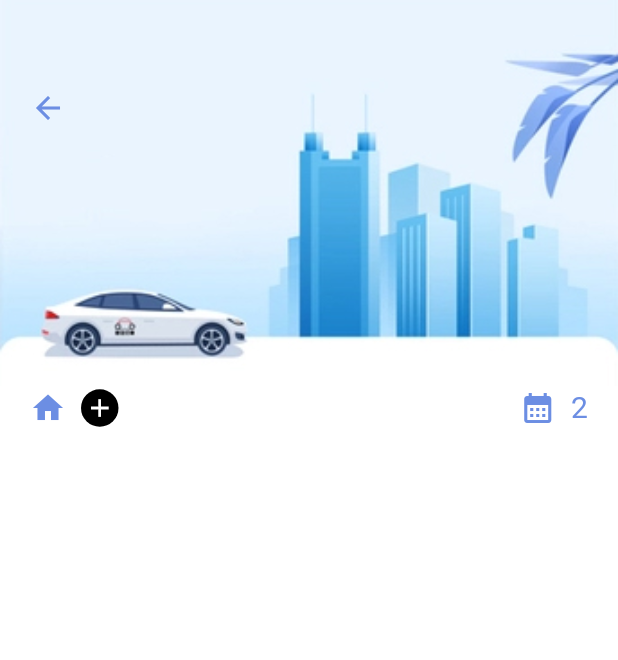
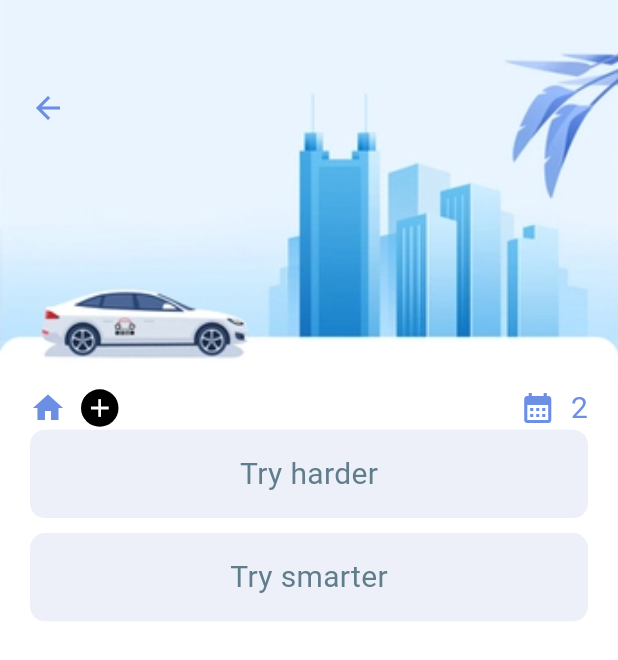
Before and after one commit to Daddy2054/todo_x, a Flutter app: the screen it shows after launch, on a phone screen of 412 x 824 dp. Shown: the top 660 px of the screen. Run offline on Flutter 3.47's test engine with Material 2 defaults, Android fonts, the phone set to English and light mode, and no system bars.

Commit message:
TaskWidget

```diff
--- a/lib/screens/all_tasks.dart
+++ b/lib/screens/all_tasks.dart
@@ -1,11 +1,16 @@
 import 'package:flutter/material.dart';
 import 'package:todo_x/colors/app_colors.dart';
+import 'package:todo_x/widgets/task_widget.dart';
 
 class AllTasks extends StatelessWidget {
   const AllTasks({super.key});
 
   @override
   Widget build(BuildContext context) {
+    List myData = [
+      'Try harder',
+      'Try smarter',
+    ];
     return Scaffold(
       backgroundColor: Colors.white,
       body: Column(
@@ -75,6 +80,23 @@ class AllTasks extends StatelessWidget {
               ],
             ),
           ),
+          Flexible(
+            child: ListView.builder(
+                itemCount: myData.length,
+                itemBuilder: (context, index) {
+                  return Container(
+                    margin: const EdgeInsets.only(
+                      left: 20,
+                      right: 20,
+                      bottom: 10,
+                    ),
+                    child: TaskWidget(
+                      text: myData[index],
+                      color: Colors.blueGrey,
+                    ),
+                  );
+                }),
+          ),
         ],
       ),
     );
--- /dev/null
+++ b/lib/widgets/task_widget.dart
@@ -0,0 +1,33 @@
+// ignore_for_file: public_member_api_docs, sort_constructors_first
+import 'package:flutter/material.dart';
+
+class TaskWidget extends StatelessWidget {
+  final String text;
+  final Color? color;
+  const TaskWidget({
+    Key? key,
+    required this.text,
+    this.color,
+  }) : super(key: key);
+
+  @override
+  Widget build(BuildContext context) {
+    return Container(
+      width: double.maxFinite,
+      height: MediaQuery.of(context).size.height / 14,
+      decoration: BoxDecoration(
+        color: const Color(0xffedf0f8),
+        borderRadius: BorderRadius.circular(10),
+      ),
+      child: Center(
+        child: Text(
+          text,
+          style: TextStyle(
+            fontSize: 20,
+            color: color,
+          ),
+        ),
+      ),
+    );
+  }
+}
```
